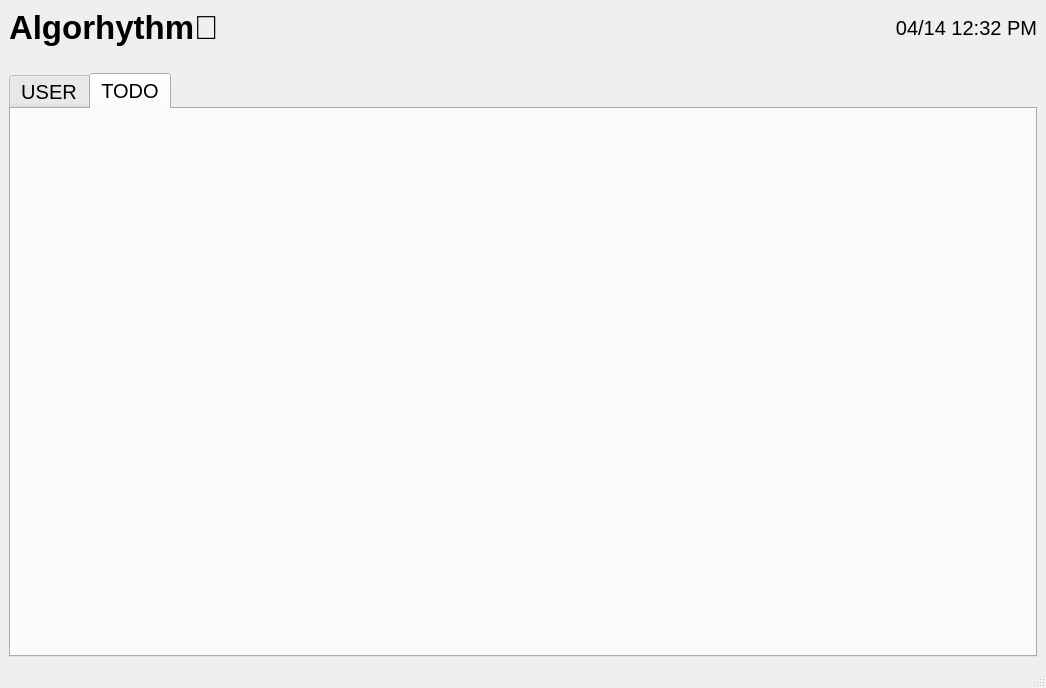
Before: the Qt Designer form Algorhythm/algorhythm.ui in MIN60/Algorhythm, drawn with Qt 5.
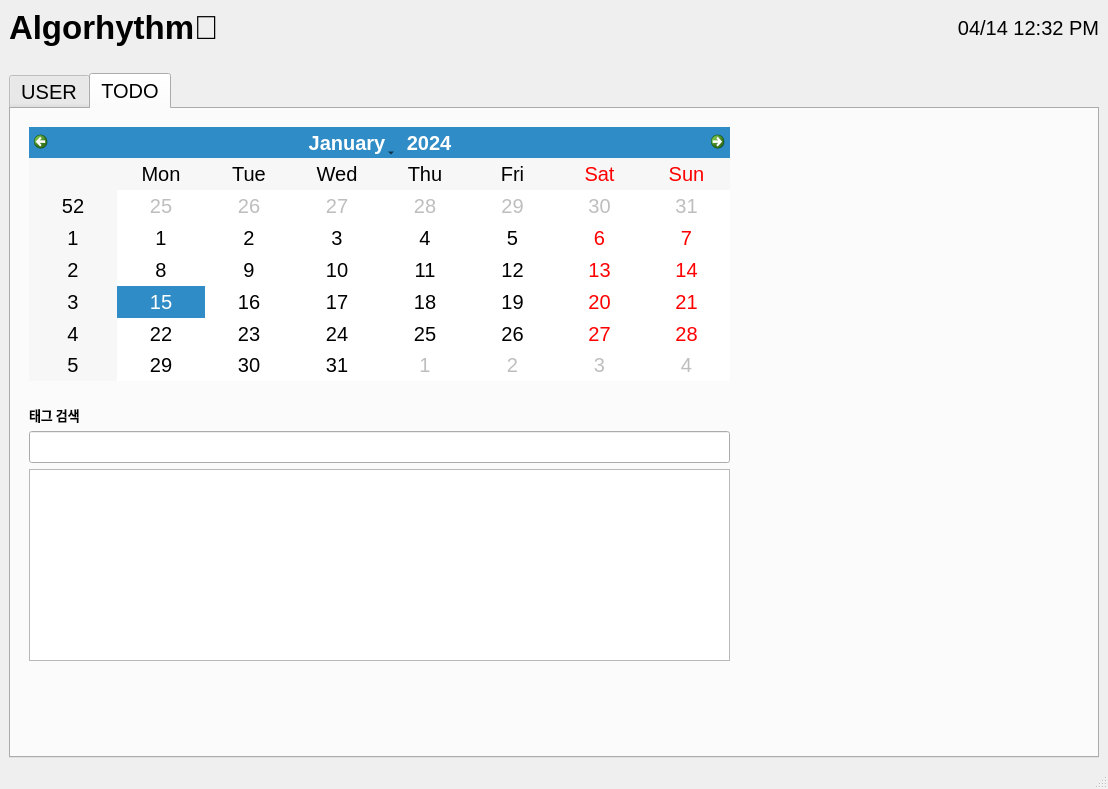
After: the same form once the commit is applied. The open tabs and pages were chosen to show the change.

Commit message: Feat/#8: Add tag search

What changed in the file:
```diff
--- a/Algorhythm/algorhythm.ui
+++ b/Algorhythm/algorhythm.ui
@@ -6,8 +6,8 @@
    <rect>
     <x>0</x>
     <y>0</y>
-    <width>1046</width>
-    <height>688</height>
+    <width>1108</width>
+    <height>789</height>
    </rect>
   </property>
   <property name="windowTitle">
@@ -98,8 +98,8 @@
          <rect>
           <x>0</x>
           <y>0</y>
-          <width>1011</width>
-          <height>451</height>
+          <width>743</width>
+          <height>570</height>
          </rect>
         </property>
         <layout class="QHBoxLayout" name="horizontalLayout_2">
@@ -113,10 +113,50 @@
            </property>
            <layout class="QVBoxLayout" name="verticalLayout_2">
             <item>
-             <widget class="QWidget" name="calender" native="true"/>
+             <widget class="QWidget" name="calender" native="true">
+              <layout class="QVBoxLayout" name="verticalLayout_3">
+               <item>
+                <widget class="QCalendarWidget" name="calendarWidget">
+                 <property name="sizePolicy">
+                  <sizepolicy hsizetype="Preferred" vsizetype="Preferred">
+                   <horstretch>0</horstretch>
+                   <verstretch>0</verstretch>
+                  </sizepolicy>
+                 </property>
+                </widget>
+               </item>
+              </layout>
+             </widget>
             </item>
             <item>
-             <widget class="QWidget" name="searchtag" native="true"/>
+             <widget class="QWidget" name="searchtag" native="true">
+              <layout class="QVBoxLayout" name="verticalLayout_4">
+               <item>
+                <widget class="QLabel" name="label_3">
+                 <property name="font">
+                  <font>
+                   <family>Noto Sans KR</family>
+                   <pointsize>10</pointsize>
+                   <bold>true</bold>
+                  </font>
+                 </property>
+                 <property name="text">
+                  <string>태그 검색</string>
+                 </property>
+                </widget>
+               </item>
+               <item>
+                <widget class="QLineEdit" name="tag_input"/>
+               </item>
+               <item>
+                <widget class="QListWidget" name="tag_search_result">
+                 <property name="alternatingRowColors">
+                  <bool>true</bool>
+                 </property>
+                </widget>
+               </item>
+              </layout>
+             </widget>
             </item>
            </layout>
           </widget>
```
Left out of the diff: 4 changed lines with no effect on the pictures.
